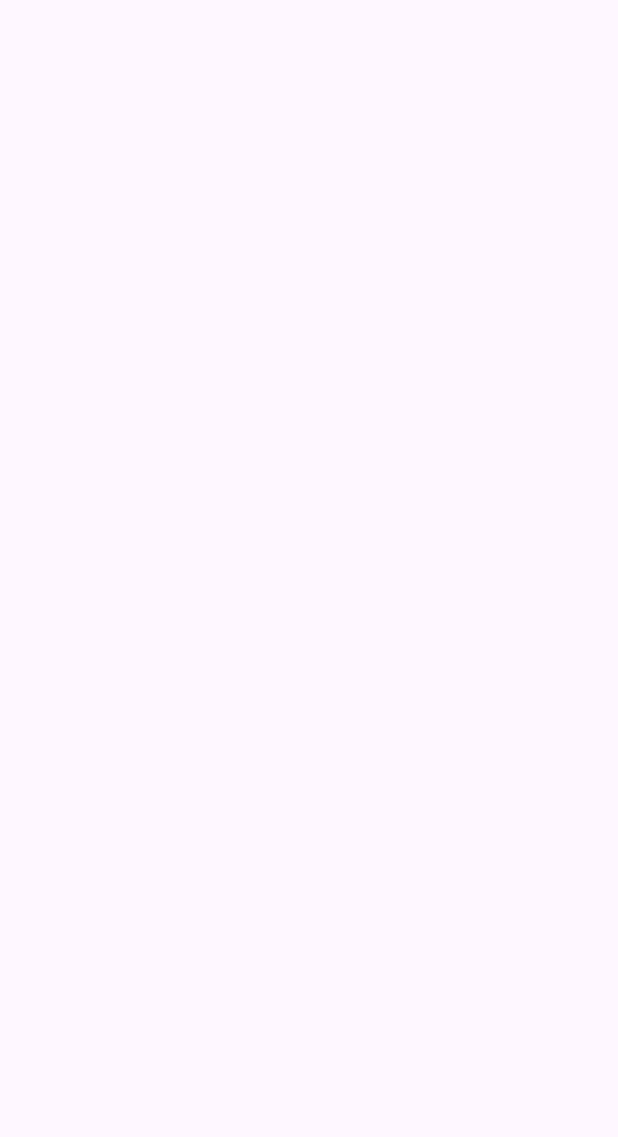
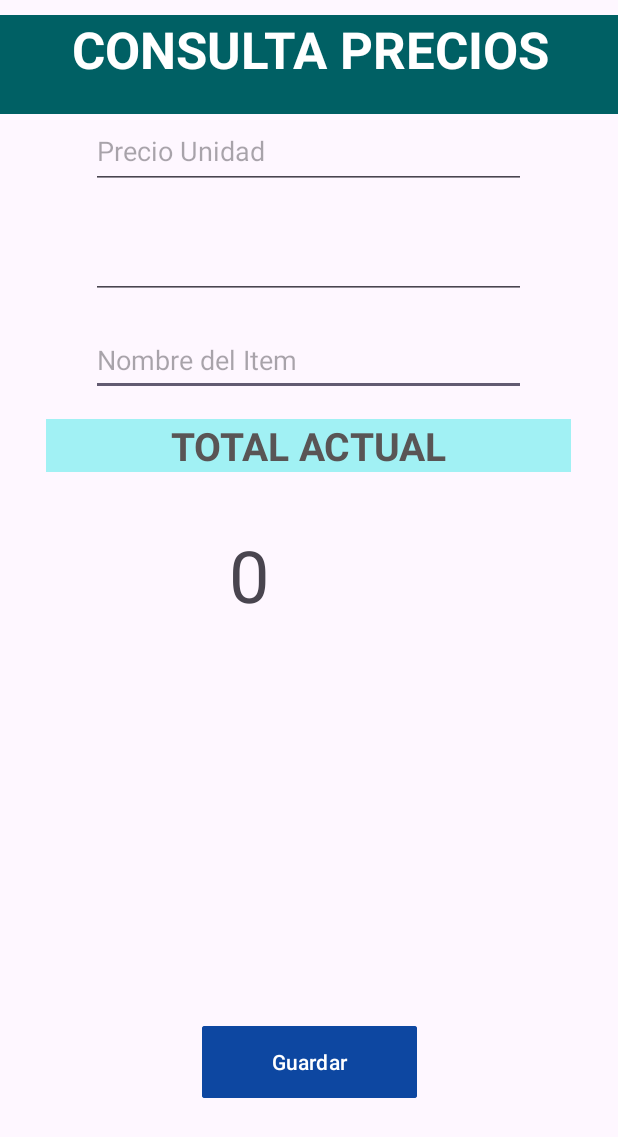
Before and after one commit to lomejor77/Ejercicio2M6, an Android app: the screen it shows after launch (MainActivity), on a phone screen of 412 x 824 dp. Before the commit the part shown is empty. Shown: the top 1137 px of the screen. Run offline under Robolectric (Android 15) with nearby library versions, the phone set to English and light mode, and no system bars.

Commit message:
Ejercicio 2 modulo 6 se muestra el home fragment y se guardan los valores en la base de datos

```diff
--- a/app/src/main/java/cl/awakelabs/ejercicio2m6/HomeFragment.kt
+++ b/app/src/main/java/cl/awakelabs/ejercicio2m6/HomeFragment.kt
@@ -5,56 +5,47 @@ import androidx.fragment.app.Fragment
 import android.view.LayoutInflater
 import android.view.View
 import android.view.ViewGroup
+import android.widget.Toast
+import androidx.fragment.app.activityViewModels
 import cl.awakelabs.ejercicio2.R
+import cl.awakelabs.ejercicio2.databinding.ActivityMainBinding
+import cl.awakelabs.ejercicio2.databinding.FragmentHomeBinding
+import cl.awakelabs.ejercicio2m6.presentation.ItemVM
 
-// TODO: Rename parameter arguments, choose names that match
-// the fragment initialization parameters, e.g. ARG_ITEM_NUMBER
-private const val ARG_PARAM1 = "param1"
-private const val ARG_PARAM2 = "param2"
 
-/**
- * A simple [Fragment] subclass.
- * Use the [HomeFragment.newInstance] factory method to
- * create an instance of this fragment.
- */
 class HomeFragment : Fragment() {
-    // TODO: Rename and change types of parameters
-    private var param1: String? = null
-    private var param2: String? = null
-
-    override fun onCreate(savedInstanceState: Bundle?) {
-        super.onCreate(savedInstanceState)
-        arguments?.let {
-            param1 = it.getString(ARG_PARAM1)
-            param2 = it.getString(ARG_PARAM2)
-        }
-    }
-
+    lateinit var binding: FragmentHomeBinding
+    private val itemViewModel : ItemVM by activityViewModels()
     override fun onCreateView(
         inflater: LayoutInflater, container: ViewGroup?,
         savedInstanceState: Bundle?
     ): View? {
         // Inflate the layout for this fragment
-        return inflater.inflate(R.layout.fragment_home, container, false)
+        binding = FragmentHomeBinding.inflate(layoutInflater,container, false)
+        initListere()
+
+        return binding.root
     }
 
-    companion object {
-        /**
-         * Use this factory method to create a new instance of
-         * this fragment using the provided parameters.
-         *
-         * @param param1 Parameter 1.
-         * @param param2 Parameter 2.
-         * @return A new instance of fragment HomeFragment.
-         */
-        // TODO: Rename and change types and number of parameters
-        @JvmStatic
-        fun newInstance(param1: String, param2: String) =
-            HomeFragment().apply {
-                arguments = Bundle().apply {
-                    putString(ARG_PARAM1, param1)
-                    putString(ARG_PARAM2, param2)
-                }
-            }
+    private fun initListere() {
+        binding.btnAdd.setOnClickListener {
+            val name = binding.editItem.text.toString()
+            val price = binding.editPrice.text.toString().toInt()
+            val qty = binding.editQty.text.toString().toInt()
+
+            itemViewModel.insertItems(name,price,qty)
+            cleanHome()
+            messaje()
+        }
     }
+
+    private fun cleanHome() {
+        binding.editItem.setText("")
+        binding.editPrice.setText("")
+        binding.editQty.setText("")
+    }
+    private fun messaje() {
+        Toast.makeText(requireContext(), "Se ha ingresado correctamente", Toast.LENGTH_LONG).show()
+    }
+
 }
--- a/app/src/main/res/layout/activity_main.xml
+++ b/app/src/main/res/layout/activity_main.xml
@@ -4,4 +4,32 @@
     xmlns:tools="http://schemas.android.com/tools"
     android:layout_width="match_parent"
     android:layout_height="match_parent"
-    tools:context=".MainActivity"/>
+    tools:context="cl.awakelabs.ejercicio2m6.MainActivity">
+    <TextView
+        android:id="@+id/textTitle"
+        android:layout_width="413dp"
+        android:layout_height="66dp"
+        android:layout_marginTop="10dp"
+        android:background="#006064"
+        android:text="CONSULTA PRECIOS"
+        android:textAlignment="center"
+        android:textColor="#FFFFFF"
+        android:textSize="34sp"
+        android:textStyle="bold"
+        app:layout_constraintEnd_toEndOf="parent"
+        app:layout_constraintStart_toStartOf="parent"
+        app:layout_constraintTop_toTopOf="parent" />
+
+    <androidx.fragment.app.FragmentContainerView
+        android:id="@+id/fragmentContainerView"
+        android:layout_width="0dp"
+        android:layout_height="0dp"
+        android:name="androidx.navigation.fragment.NavHostFragment"
+        app:defaultNavHost="true"
+        app:navGraph="@navigation/nav_graph"
+        app:layout_constraintBottom_toBottomOf="parent"
+        app:layout_constraintEnd_toEndOf="parent"
+        app:layout_constraintStart_toStartOf="parent"
+        app:layout_constraintTop_toBottomOf="@+id/textTitle" />
+
+</androidx.constraintlayout.widget.ConstraintLayout>
--- a/app/src/main/res/layout/fragment_home.xml
+++ b/app/src/main/res/layout/fragment_home.xml
@@ -1,13 +1,92 @@
 <androidx.constraintlayout.widget.ConstraintLayout xmlns:android="http://schemas.android.com/apk/res/android"
+    xmlns:app="http://schemas.android.com/apk/res-auto"
     xmlns:tools="http://schemas.android.com/tools"
     android:layout_width="match_parent"
     android:layout_height="match_parent"
     tools:context="cl.awakelabs.ejercicio2m6.HomeFragment">
 
-    <!-- TODO: Update blank fragment layout -->
+
+    <EditText
+        android:id="@+id/editItem"
+        android:layout_width="290dp"
+        android:layout_height="wrap_content"
+        android:layout_marginTop="140dp"
+        android:ems="10"
+        android:hint="@string/nombre_del_item"
+        android:inputType="text"
+        android:minHeight="48dp"
+        app:layout_constraintEnd_toEndOf="parent"
+        app:layout_constraintHorizontal_bias="0.495"
+        app:layout_constraintStart_toStartOf="parent"
+        app:layout_constraintTop_toTopOf="parent" />
+
+    <EditText
+        android:id="@+id/editPrice"
+        android:layout_width="290dp"
+        android:layout_height="50dp"
+        android:ems="10"
+        android:hint="Precio Unidad"
+        android:inputType="number"
+        app:layout_constraintEnd_toEndOf="@+id/editItem"
+        app:layout_constraintHorizontal_bias="0.0"
+        app:layout_constraintStart_toStartOf="@+id/editItem"
+        tools:ignore="MissingConstraints"
+        tools:layout_editor_absoluteY="211dp" />
+
     <TextView
-        android:layout_width="match_parent"
-        android:layout_height="match_parent"
-        android:text="@string/hello_blank_fragment" />
+        android:id="@+id/SubTitle"
+        android:layout_width="350dp"
+        android:layout_height="wrap_content"
+        android:layout_marginTop="80dp"
+        android:background="#A1F1F4"
+        android:text="TOTAL ACTUAL"
+        android:textAlignment="center"
+        android:textColor="#595555"
+        android:textSize="26sp"
+        android:textStyle="bold"
+        app:layout_constraintEnd_toEndOf="@+id/editQty"
+        app:layout_constraintStart_toStartOf="@+id/editQty"
+        app:layout_constraintTop_toBottomOf="@+id/editQty" />
+
+    <EditText
+        android:id="@+id/editQty"
+        android:layout_width="290dp"
+        android:layout_height="wrap_content"
+        android:layout_marginTop="28dp"
+        android:ems="10"
+        android:inputType="number|numberDecimal"
+        app:layout_constraintEnd_toEndOf="@+id/editPrice"
+        app:layout_constraintHorizontal_bias="1.0"
+        app:layout_constraintStart_toStartOf="@+id/editPrice"
+        app:layout_constraintTop_toBottomOf="@+id/editPrice"
+        tools:ignore="TouchTargetSizeCheck,SpeakableTextPresentCheck" />
+
+    <TextView
+        android:id="@+id/textTotal"
+        android:layout_width="106dp"
+        android:layout_height="84dp"
+        android:layout_marginTop="36dp"
+        android:text="0"
+        android:textSize="48sp"
+        app:layout_constraintEnd_toEndOf="parent"
+        app:layout_constraintHorizontal_bias="0.498"
+        app:layout_constraintStart_toStartOf="parent"
+        app:layout_constraintTop_toBottomOf="@+id/SubTitle"
+        tools:textAlignment="center" />
+
+    <Button
+        android:id="@+id/btnAdd"
+        android:layout_width="143dp"
+        android:layout_height="56dp"
+        android:layout_marginBottom="88dp"
+        android:backgroundTint="#0D47A1"
+        android:elevation="4dp"
+        android:text="Guardar"
+        app:cornerRadius="2dp"
+        app:layout_constraintBottom_toBottomOf="parent"
+        app:layout_constraintEnd_toEndOf="parent"
+        app:layout_constraintStart_toStartOf="parent"
+        app:layout_constraintTop_toBottomOf="@+id/textTotal"
+        app:layout_constraintVertical_bias="1.0" />
 
 </androidx.constraintlayout.widget.ConstraintLayout>
--- /dev/null
+++ b/app/src/main/res/layout/item_vista.xml
@@ -0,0 +1,7 @@
+<?xml version="1.0" encoding="utf-8"?>
+<androidx.constraintlayout.widget.ConstraintLayout xmlns:android="http://schemas.android.com/apk/res/android"
+    android:layout_width="match_parent"
+    android:layout_height="match_parent">
+
+
+</androidx.constraintlayout.widget.ConstraintLayout>
--- a/app/src/main/res/navigation/nav_graph.xml
+++ b/app/src/main/res/navigation/nav_graph.xml
@@ -1,6 +1,13 @@
 <?xml version="1.0" encoding="utf-8"?>
 <navigation xmlns:android="http://schemas.android.com/apk/res/android"
     xmlns:app="http://schemas.android.com/apk/res-auto"
-    android:id="@+id/nav_graph">
+    xmlns:tools="http://schemas.android.com/tools"
+    android:id="@+id/nav_graph"
+    app:startDestination="@id/homeFragment">
 
+    <fragment
+        android:id="@+id/homeFragment"
+        android:name="cl.awakelabs.ejercicio2m6.HomeFragment"
+        android:label="fragment_home"
+        tools:layout="@layout/fragment_home" />
 </navigation>
--- a/app/src/main/res/values/strings.xml
+++ b/app/src/main/res/values/strings.xml
@@ -2,4 +2,5 @@
     <string name="app_name">Ejercicio2M6</string>
     <!-- TODO: Remove or change this placeholder text -->
     <string name="hello_blank_fragment">Hello blank fragment</string>
+    <string name="nombre_del_item">Nombre del Item</string>
 </resources>
```
